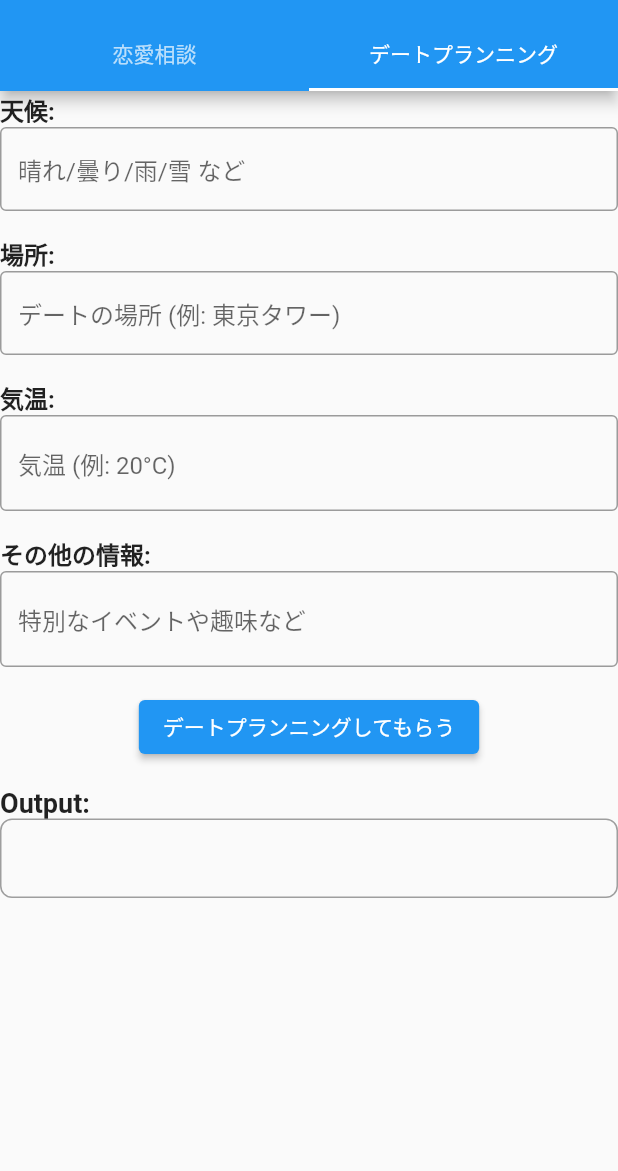
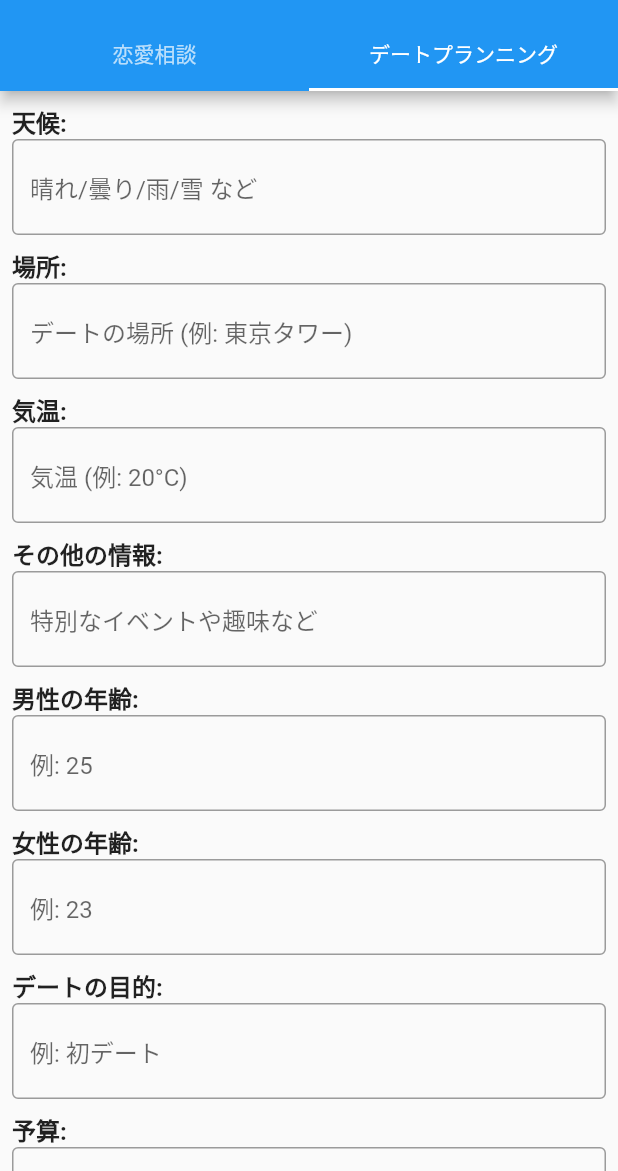
Before and after one commit to amIkaito/inlove, a Flutter app: the screen it shows after launch, tab 2 chosen, on a phone screen of 412 x 824 dp, the part 65-1236 px from its top. Run offline on Flutter 3.47's test engine with Material 2 defaults, Android fonts, the phone set to English and light mode, and no system bars.

Commit message:
入力フィールドを追加

```diff
--- a/lib/date_planning_input_fields.dart
+++ b/lib/date_planning_input_fields.dart
@@ -1,13 +1,10 @@
 import 'package:flutter/material.dart';
 import 'api_service.dart';
+import 'package:flutter/material.dart';
 
 class DatePlanningInputFields extends StatefulWidget {
   final ApiService apiService;
   final Future<String> Function(Map<String, String>) apiFunction;
-  String defaultWeather = '天候：';
-  String defaultLocation = '場所：';
-  String defaultTemperature = '気温：';
-  String defaultAdditionalInfo = 'その他の情報：';
 
   DatePlanningInputFields({
     required this.apiService,
@@ -20,10 +17,23 @@ class DatePlanningInputFields extends StatefulWidget {
 }
 
 class _DatePlanningInputFieldsState extends State<DatePlanningInputFields> {
+  TextEditingController _maleAgeController = TextEditingController();
+  TextEditingController _femaleAgeController = TextEditingController();
+  TextEditingController _datePurposeController = TextEditingController();
+  TextEditingController _budgetController = TextEditingController();
+  TextEditingController _startTimeController = TextEditingController();
+  TextEditingController _durationController = TextEditingController();
+  TextEditingController _locationController = TextEditingController();
   TextEditingController _weatherController = TextEditingController();
-  TextEditingController _locationController = TextEditingController();
   TextEditingController _temperatureController = TextEditingController();
+  TextEditingController _hobbiesController = TextEditingController();
+  TextEditingController _avoidController = TextEditingController();
   TextEditingController _additionalInfoController = TextEditingController();
+
+  String defaultWeather = '天候：';
+  String defaultLocation = '場所：';
+  String defaultTemperature = '気温：';
+  String defaultAdditionalInfo = 'その他の情報：';
   String _outputText = '';
   bool _isLoading = false;
 
@@ -46,52 +56,63 @@ class _DatePlanningInputFieldsState extends State<DatePlanningInputFields> {
   }
 
   String createPrompt(String weather, String location, String temperature,
-      String additionalInfo) {
+      String createPrompt) {
   return 'あなたはデートプランニングのエキスパートです。以下の情報をもとに、楽しく過ごせるデートプランを3つ提案してください。\n\n' +
-        '天候: $weather\n' +
-        '行きたい場所: $location\n' +
-        '気温: $temperature\n' +
-        'その他の情報: $additionalInfo\n\n' +
+      '男性の年齢: ${_maleAgeController.text}\n' +
+      '女性の年齢: ${_femaleAgeController.text}\n' +
+      'デートの目的: ${_datePurposeController.text}\n' +
+      '予算: ${_budgetController.text}\n' +
+      'デートの開始時間: ${_startTimeController.text}\n' +
+      'デートの所要時間: ${_durationController.text}\n' +
+      '行きたい場所: ${_locationController.text}\n' +
+      '天候: ${_weatherController.text}\n' +
+      '気温: ${_temperatureController.text}\n' +
+      '趣味: ${_hobbiesController.text}\n' +
+      'デートで避けたいもの: ${_avoidController.text}\n' +
+      'その他の情報: ${_additionalInfoController.text}\n\n' +
       'それぞれのデートプランは、以下の形式で提案してください：\n\n' +
-        '1. デートプラン1の概要\n' +
-        '  - アクティビティ1\n' +
-        '  - アクティビティ2\n' +
-        '  - アクティビティ3\n\n' +
-        '2. デートプラン2の概要\n' +
-        '  - アクティビティ1\n' +
-        '  - アクティビティ2\n' +
-        '  - アクティビティ3\n\n' +
-        '3. デートプラン3の概要\n' +
-        '  - アクティビティ1\n' +
-        '  - アクティビティ2\n' +
-        '  - アクティビティ3';
+      '1. デートプラン1の概要:\n' +
+      '  1-1. アクティビティ1:\n' +
+      '  1-2. アクティビティ2:\n' +
+      '  1-3. アクティビティ3:\n\n' +
+      '2. デートプラン2の概要:\n' +
+      '  2-1. アクティビティ1:\n' +
+      '  2-2. アクティビティ2:\n' +
+      '  2-3. アクティビティ3:\n\n' +
+      '3. デートプラン3の概要:\n' +
+      '  3-1. アクティビティ1:\n' +
+      '  3-2. アクティビティ2:\n' +
+      '  3-3. アクティビティ3:\n\n';
 }
 
-  Future<void> _sendRequest(
-      Future<String> Function(Map<String, String>) apiFunction) async {
+  void _sendRequest() async {
     setState(() {
       _isLoading = true;
     });
 
-    String weather = _weatherController.text;
-    String location = _locationController.text;
-    String temperature = _temperatureController.text;
-    String additionalInfo = _additionalInfoController.text;
-
-    String prompt =
-        createPrompt(weather, location, temperature, additionalInfo);
+    final inputMap = {
+      '男性の年齢': _maleAgeController.text,
+      '女性の年齢': _femaleAgeController.text,
+      'デートの目的': _datePurposeController.text,
+      '予算': _budgetController.text,
+      'デートの開始時間': _startTimeController.text,
+      'デートの所要時間': _durationController.text,
+      '場所': _locationController.text,
+      '天候': _weatherController.text,
+      '気温': _temperatureController.text,
+      '趣味': _hobbiesController.text,
+      'デートで避けたいもの': _avoidController.text,
+    };
 
     try {
-      final outputText = await widget.apiFunction({"inputText": prompt});
+      final response = await widget.apiService.getDatePlan(inputMap);
       setState(() {
-        _outputText = outputText;
+        _outputText = response;
+        _isLoading = false;
       });
-    } catch (error) {
+    } catch (e) {
       setState(() {
-        _outputText = 'エラーが発生しました。もう一度お試しください。';
-      });
-    } finally {
-      setState(() {
+        _outputText = 'エラーが発生しました。再試行してください。';
         _isLoading = false;
       });
     }
@@ -99,70 +120,164 @@ class _DatePlanningInputFieldsState extends State<DatePlanningInputFields> {
 
   @override
   Widget build(BuildContext context) {
-    return Column(
+    return SingleChildScrollView(
+      child: Padding(
+        padding: EdgeInsets.all(8),
+        child: Column(
           crossAxisAlignment: CrossAxisAlignment.start,
           children: [
             Text(
               '天候:',
               style: TextStyle(fontSize: 16, fontWeight: FontWeight.bold),
             ),
-        Flexible(
-          child: TextField(
+            TextField(
               controller: _weatherController,
               decoration: InputDecoration(
-              isDense: true,
                 hintText: '晴れ/曇り/雨/雪 など',
                 border: OutlineInputBorder(),
               ),
             ),
-        ),
-        SizedBox(height: 16),
+            SizedBox(height: 8),
             Text(
               '場所:',
               style: TextStyle(fontSize: 16, fontWeight: FontWeight.bold),
             ),
-        Flexible(
-          child: TextField(
+            TextField(
               controller: _locationController,
               decoration: InputDecoration(
-              isDense: true,
                 hintText: 'デートの場所 (例: 東京タワー)',
                 border: OutlineInputBorder(),
               ),
             ),
-        ),
-        SizedBox(height: 16),
+            SizedBox(height: 8),
             Text(
               '気温:',
               style: TextStyle(fontSize: 16, fontWeight: FontWeight.bold),
             ),
-        Flexible(
-          child: TextField(
+            TextField(
               controller: _temperatureController,
               decoration: InputDecoration(
                 hintText: '気温 (例: 20°C)',
                 border: OutlineInputBorder(),
               ),
             ),
-        ),
-        SizedBox(height: 16),
+            SizedBox(height: 8),
             Text(
               'その他の情報:',
               style: TextStyle(fontSize: 16, fontWeight: FontWeight.bold),
             ),
-        Flexible(
-          child: TextField(
+            TextField(
               controller: _additionalInfoController,
               decoration: InputDecoration(
                 hintText: '特別なイベントや趣味など',
                 border: OutlineInputBorder(),
               ),
             ),
+            SizedBox(height: 8),
+            Text(
+              '男性の年齢:',
+              style: TextStyle(fontSize: 16, fontWeight: FontWeight.bold),
+            ),
+            TextField(
+              controller: _maleAgeController,
+              keyboardType: TextInputType.number,
+              decoration: InputDecoration(
+                hintText: '例: 25',
+                border: OutlineInputBorder(),
+              ),
+            ),
+            SizedBox(height: 8),
+            Text(
+              '女性の年齢:',
+              style: TextStyle(fontSize: 16, fontWeight: FontWeight.bold),
+            ),
+            TextField(
+              controller: _femaleAgeController,
+              keyboardType: TextInputType.number,
+              decoration: InputDecoration(
+                hintText: '例: 23',
+                border: OutlineInputBorder(),
+              ),
+            ),
+            SizedBox(height: 8),
+            Text(
+              'デートの目的:',
+              style: TextStyle(fontSize: 16, fontWeight: FontWeight.bold),
+            ),
+            TextField(
+              controller: _datePurposeController,
+              decoration: InputDecoration(
+                hintText: '例: 初デート',
+                border: OutlineInputBorder(),
+              ),
+            ),
+            SizedBox(height: 8),
+            Text(
+              '予算:',
+              style: TextStyle(fontSize: 16, fontWeight: FontWeight.bold),
+            ),
+            TextField(
+              controller: _budgetController,
+              keyboardType: TextInputType.number,
+              decoration: InputDecoration(
+                hintText: '例: 1人あたり 7000円',
+                border: OutlineInputBorder(),
+              ),
+            ),
+            SizedBox(height: 8),
+            Text(
+              'デートの開始時間:',
+              style: TextStyle(fontSize: 16, fontWeight: FontWeight.bold),
+            ),
+            TextField(
+              controller: _startTimeController,
+              keyboardType: TextInputType.datetime,
+              decoration: InputDecoration(
+                hintText: '例: 14:00',
+                border: OutlineInputBorder(),
+              ),
+            ),
+            SizedBox(height: 8),
+            Text(
+              'デートの所要時間:',
+              style: TextStyle(fontSize: 16, fontWeight: FontWeight.bold),
+            ),
+            TextField(
+              controller: _durationController,
+              keyboardType: TextInputType.number,
+              decoration: InputDecoration(
+                hintText: '例: 4時間',
+                border: OutlineInputBorder(),
+              ),
+            ),
+            SizedBox(height: 8),
+            Text(
+              '趣味:',
+              style: TextStyle(fontSize: 16, fontWeight: FontWeight.bold),
+            ),
+            TextField(
+              controller: _hobbiesController,
+              decoration: InputDecoration(
+                hintText: '映画鑑賞、カフェ巡り、アウトドアなど',
+                border: OutlineInputBorder(),
+              ),
+            ),
+            SizedBox(height: 8),
+            Text(
+              'デートで避けたいもの:',
+              style: TextStyle(fontSize: 16, fontWeight: FontWeight.bold),
+            ),
+            TextField(
+              controller: _avoidController,
+              decoration: InputDecoration(
+                hintText: '過度な運動など',
+                border: OutlineInputBorder(),
+              ),
             ),
             SizedBox(height: 16),
             Center(
               child: ElevatedButton(
-            onPressed: () => _sendRequest(widget.apiFunction),
+                onPressed: () => _sendRequest(),
                 child: Text('デートプランニングしてもらう'),
               ),
             ),
@@ -186,6 +301,8 @@ class _DatePlanningInputFieldsState extends State<DatePlanningInputFields> {
                     ),
             ),
           ],
+        ),
+      ),
     );
   }
 }
```
Also changed, not shown: lib/api_service.dart (+6 -4 lines). Lines whose indentation alone changed are shown as unchanged.
